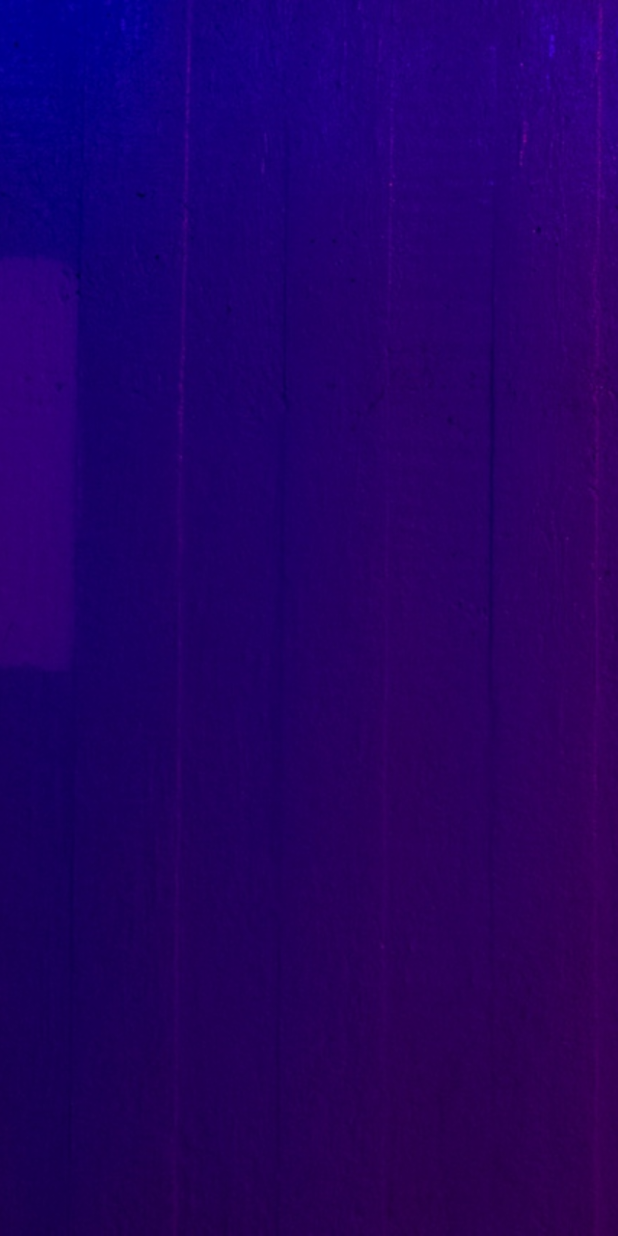
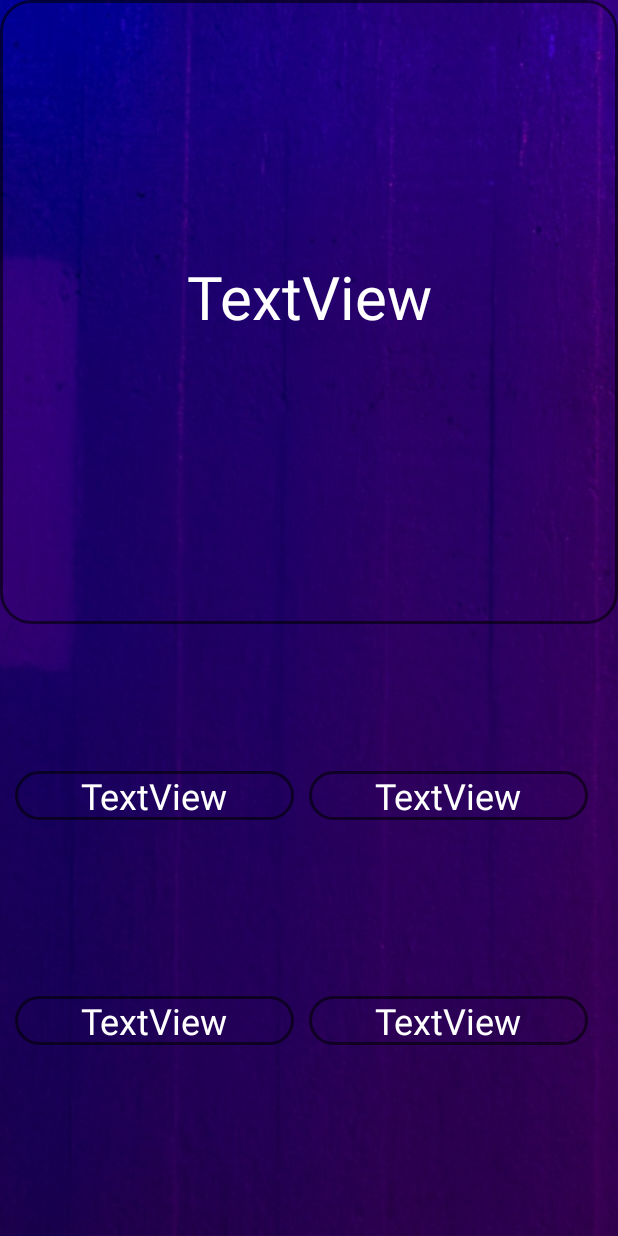
Before and after one commit to arinadro/-IT---Samsung-Arina, an Android app: the Game screen opened directly, with no data from a screen before it, on a phone screen of 412 x 824 dp. Run offline under Robolectric (Android 15) with nearby library versions, the phone set to English and light mode, and no system bars.

Commit message:
add xml функция, чтобы убиралась шторка с названием приложения и с показом заряда и времени нормальное расположение кнопок снизу активности добалена функция смены увета при нажатии добавлена новая активность для игры

```diff
--- a/app/src/main/res/layout/activity_main.xml
+++ b/app/src/main/res/layout/activity_main.xml
@@ -39,7 +39,6 @@
                 android:id="@+id/btnStart"
                 android:layout_width="match_parent"
                 android:layout_height="match_parent"
-
                 android:background="@drawable/button_stroke_black95_press_white"
                 android:paddingLeft="10dp"
                 android:paddingRight="10dp"
@@ -52,7 +51,6 @@
                 android:id="@+id/btnParams"
                 android:layout_width="wrap_content"
                 android:layout_height="wrap_content"
-
                 android:background="@drawable/button_stroke_black95_press_white"
                 android:paddingLeft="10dp"
                 android:paddingRight="10dp"
--- a/app/src/main/res/layout/universal.xml
+++ b/app/src/main/res/layout/universal.xml
@@ -13,4 +13,101 @@
         android:layout_height="match_parent"
         android:scaleType="centerCrop"
         android:src="@drawable/purple_480x854" />
+
+    <LinearLayout
+        android:layout_width="match_parent"
+        android:layout_height="wrap_content"
+        android:orientation="vertical"
+        android:paddingBottom="10dp">
+
+        <TextView
+            android:id="@+id/textView5"
+            android:layout_width="match_parent"
+            android:layout_height="416dp"
+            android:textSize="40dp"
+            android:gravity="center"
+            android:scaleType="centerCrop"
+            android:layout_centerHorizontal="true"
+            android:background="@drawable/button_stroke_black95_press_white"
+            android:text="TextView"
+            android:textAllCaps="false"
+            android:textColor="@color/white"
+            android:paddingBottom="20dp"/>
+    </LinearLayout>
+
+    <LinearLayout
+        android:id="@+id/case1"
+        android:layout_width="match_parent"
+        android:layout_height="wrap_content"
+        android:layout_alignParentBottom="true"
+        android:layout_centerHorizontal="true"
+        android:gravity="center"
+        android:orientation="vertical"
+        android:padding="10dp">
+
+        <LinearLayout
+            android:layout_width="match_parent"
+            android:layout_height="150dp"
+            android:orientation="horizontal"
+            android:layout_weight="25">
+
+                <TextView
+                    android:id="@+id/textView1"
+                    android:layout_width="wrap_content"
+                    android:layout_height="wrap_content"
+                    android:layout_marginRight="10dp"
+                    android:background="@drawable/button_stroke_black95_press_white"
+                    android:layout_weight="1"
+                    android:text="TextView"
+                    android:textSize="24dp"
+                    android:textColor="@color/white"
+                    android:gravity="center"
+                    android:textAllCaps="false"/>
+                <TextView
+                    android:id="@+id/textView2"
+                    android:layout_width="wrap_content"
+                    android:layout_height="wrap_content"
+                    android:layout_marginRight="10dp"
+                    android:background="@drawable/button_stroke_black95_press_white"
+                    android:layout_weight="1"
+                    android:text="TextView"
+                    android:textSize="24dp"
+                    android:textColor="@color/white"
+                    android:gravity="center"
+                    android:textAllCaps="false"/>
+
+            </LinearLayout>
+
+            <LinearLayout
+                android:layout_width="match_parent"
+                android:layout_height="150dp"
+                android:orientation="horizontal"
+                android:layout_weight="25">
+                <TextView
+                    android:id="@+id/textView3"
+                    android:layout_width="wrap_content"
+                    android:layout_height="wrap_content"
+                    android:layout_marginRight="10dp"
+                    android:background="@drawable/button_stroke_black95_press_white"
+                    android:layout_weight="1"
+                    android:text="TextView"
+                    android:textSize="24dp"
+                    android:textColor="@color/white"
+                    android:gravity="center"
+                    android:textAllCaps="false"/>
+                <TextView
+                    android:id="@+id/textView4"
+                    android:layout_width="wrap_content"
+                    android:layout_height="wrap_content"
+                    android:layout_marginRight="10dp"
+                    android:background="@drawable/button_stroke_black95_press_white"
+                    android:layout_weight="1"
+                    android:text="TextView"
+                    android:textSize="24dp"
+                    android:textColor="@color/white"
+                    android:gravity="center"
+                    android:textAllCaps="false"/>
+
+            </LinearLayout>
+        </LinearLayout>
 </RelativeLayout>
```
